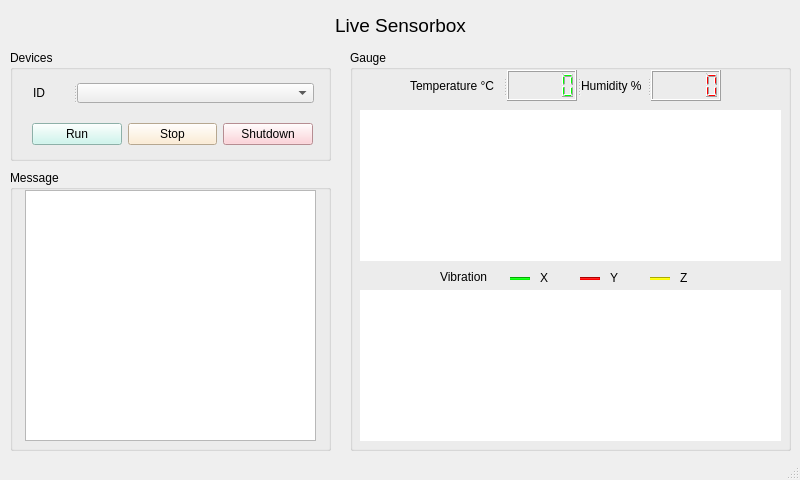
This is SensorboxV1.ui in TumLyrik/Zigbee4IoT as Qt 5 draws it before an edit. The edited form follows.
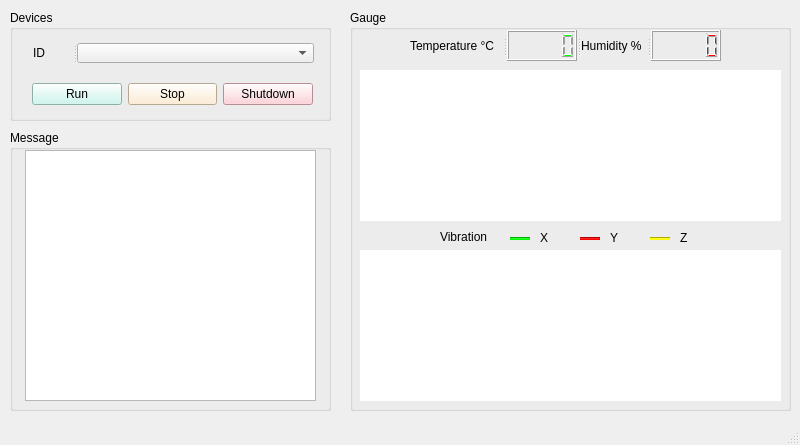
This is the edited form. Custom widgets are drawn as their Qt base class.

The edit to the form file:
```diff
--- a/SensorboxV1.ui
+++ b/SensorboxV1.ui
@@ -7,7 +7,7 @@
     <x>0</x>
     <y>0</y>
     <width>800</width>
-    <height>480</height>
+    <height>445</height>
    </rect>
   </property>
   <property name="windowTitle">
@@ -18,7 +18,7 @@
     <property name="geometry">
      <rect>
       <x>10</x>
-      <y>50</y>
+      <y>10</y>
       <width>321</width>
       <height>111</height>
      </rect>
@@ -95,24 +95,11 @@
      </widget>
     </widget>
    </widget>
-   <widget class="QLabel" name="OTitle">
-    <property name="geometry">
-     <rect>
-      <x>10</x>
-      <y>10</y>
-      <width>781</width>
-      <height>31</height>
-     </rect>
-    </property>
-    <property name="text">
-     <string>&lt;html&gt;&lt;head/&gt;&lt;body&gt;&lt;p align=&quot;center&quot;&gt;&lt;span style=&quot; font-size:14pt;&quot;&gt;Live Sensorbox&lt;/span&gt;&lt;/p&gt;&lt;/body&gt;&lt;/html&gt;</string>
-    </property>
-   </widget>
    <widget class="QGroupBox" name="OGauge">
     <property name="geometry">
      <rect>
       <x>350</x>
-      <y>50</y>
+      <y>10</y>
       <width>441</width>
       <height>401</height>
      </rect>
@@ -312,7 +299,7 @@
     <property name="geometry">
      <rect>
       <x>10</x>
-      <y>170</y>
+      <y>130</y>
       <width>321</width>
       <height>281</height>
      </rect>
```
Left out of the diff: 2 changed lines with no effect on the pictures.
